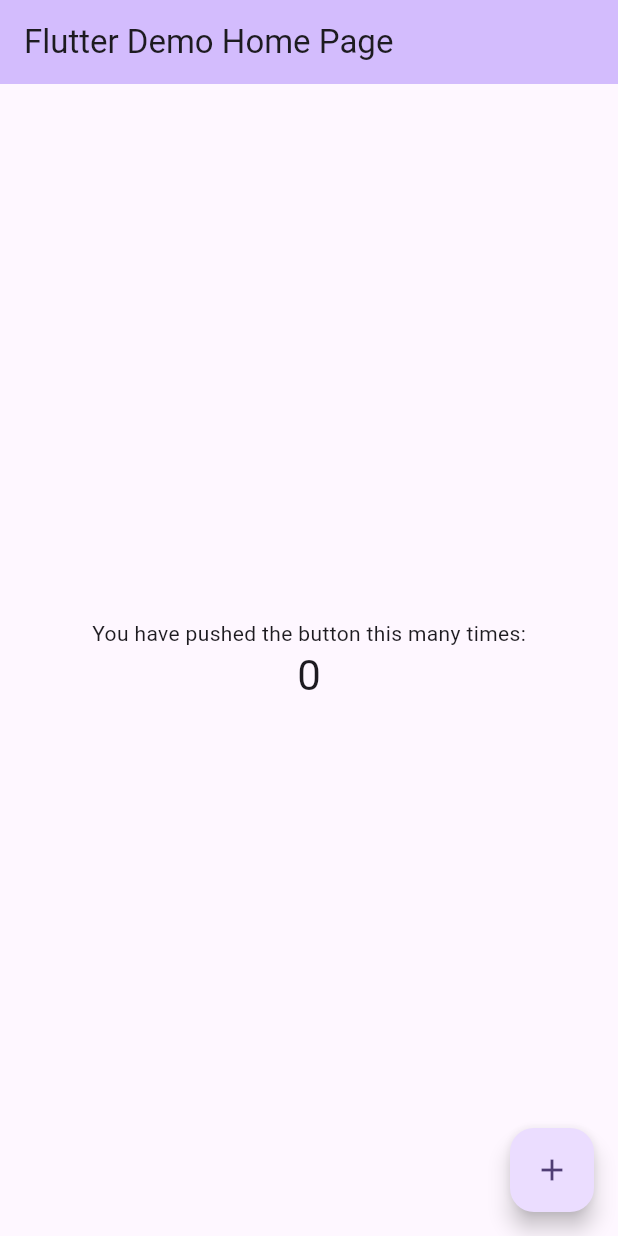
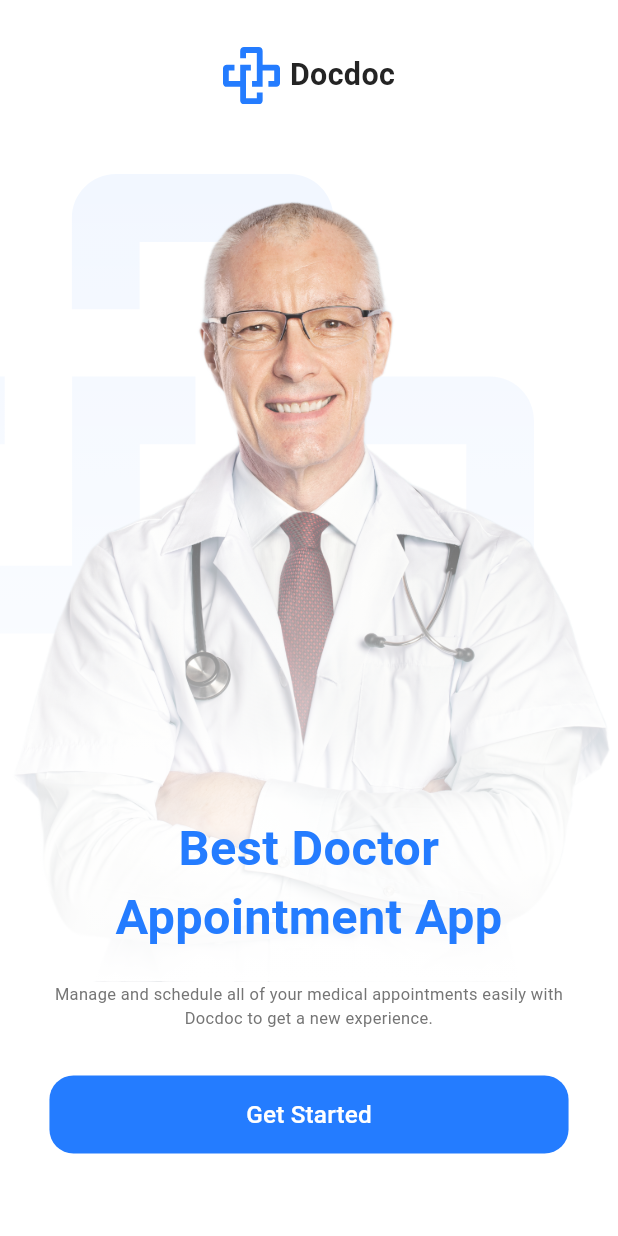
Before and after one commit to aymanshawqi360/login_page, a Flutter app: the screen it shows after launch, on a phone screen of 412 x 824 dp. Run offline on Flutter 3.47's test engine with Material 3 defaults, Android fonts, the phone set to English and light mode, and no system bars; our stand-ins replace flutter_screenutil, flutter_svg.

Commit message:
- add a file logo_and_name in folder onboarding . - add a file  doctor_image_text in folder onboarding. - add a file button_and_text in folder onboarding. - add  onboarding_screen. - add empty login_screen. - add a file colors & routes &app_router & in folder theming. - add a file extensions in folder helpers. - add svgs & images for assets. - add doc_app.

```diff
--- /dev/null
+++ b/lib/core/helpers/extensions.dart
@@ -0,0 +1,28 @@
+import 'package:flutter/widgets.dart';
+
+extension Navigation on BuildContext {
+  Future<dynamic> pushNamed(String routeName, {Object? arguments}) {
+    return Navigator.of(this).pushNamed(routeName, arguments: arguments);
+  }
+
+  Future<dynamic> pushReplacementNamed(String routeName, {Object? arguments}) {
+    return Navigator.of(this)
+        .pushReplacementNamed(routeName, arguments: arguments);
+  }
+
+  Future<dynamic> pushNamedAndRemoveUntil(String routeName,
+      {Object? arguments, required RoutePredicate predicate}) {
+    return Navigator.of(this)
+        .pushNamedAndRemoveUntil(routeName, predicate, arguments: arguments);
+  }
+
+  void pop() => Navigator.of(this).pop();
+}
+
+extension StringExtension on String? {
+  bool isNullOrEmpty() => this == null || this == "";
+}
+
+extension ListExtension<T> on List<T>? {
+  bool isNullOrEmpty() => this == null || this!.isEmpty;
+}
--- /dev/null
+++ b/lib/core/routing/app_router.dart
@@ -0,0 +1,17 @@
+import 'package:flutter/material.dart';
+import 'package:login_app/core/routing/routes.dart';
+import 'package:login_app/features/login/login_screen.dart';
+import 'package:login_app/features/onboarding/onboarding_screen.dart';
+
+class AppRouter {
+  Route? generateRoute(RouteSettings settings) {
+    switch (settings.name) {
+      case Routes.onboarding:
+        return MaterialPageRoute(builder: (_) => const OnboardingScreen());
+      case Routes.loginScreen:
+        return MaterialPageRoute(builder: (_) => const LoginScreen());
+
+      default:
+    }
+  }
+}
--- /dev/null
+++ b/lib/core/routing/routes.dart
@@ -0,0 +1,4 @@
+class Routes {
+  static const String onboarding = "/onboarding";
+  static const String loginScreen = "/loginScreen";
+}
--- /dev/null
+++ b/lib/core/theming/colors.dart
@@ -0,0 +1,8 @@
+import 'package:flutter/material.dart';
+
+class ColorManager {
+  static const Color darkGray = Color(0xff242424);
+  static const Color bule = Color(0xff247CFF);
+  static const Color white = Color(0xFFFFFF);
+  static const Color grey = Color(0xff757575);
+}
--- /dev/null
+++ b/lib/core/theming/font_weight_helper.dart
@@ -0,0 +1,12 @@
+import 'package:flutter/material.dart';
+
+class FontWeightHelper {
+  static const FontWeight thin = FontWeight.w100;
+  static const FontWeight extraLight = FontWeight.w200;
+  static const FontWeight light = FontWeight.w300;
+  static const FontWeight regular = FontWeight.w400;
+  static const FontWeight medium = FontWeight.w500;
+  static const FontWeight semiBold = FontWeight.w600;
+  static const FontWeight bold = FontWeight.w700;
+  static const FontWeight extraBold = FontWeight.w800;
+}
--- /dev/null
+++ b/lib/core/theming/styles.dart
@@ -0,0 +1,26 @@
+import 'package:flutter/material.dart';
+import 'package:flutter_screenutil/flutter_screenutil.dart';
+import 'package:login_app/core/theming/colors.dart';
+import 'package:login_app/core/theming/font_weight_helper.dart';
+
+class TextStyles {
+  static TextStyle font24Black = TextStyle(
+    color: ColorManager.darkGray,
+    fontSize: 20.sp,
+    fontWeight: FontWeightHelper.bold,
+  );
+
+  static TextStyle font32Bold = TextStyle(
+      color: ColorManager.bule,
+      fontSize: 32.sp,
+      fontWeight: FontWeightHelper.bold);
+
+  static TextStyle font16WhiteMedium = TextStyle(
+      color: Colors.white,
+      fontSize: 16.sp,
+      fontWeight: FontWeightHelper.medium);
+  static TextStyle font13GreyRegular = TextStyle(
+      color: ColorManager.grey,
+      fontSize: 10.8.sp,
+      fontWeight: FontWeightHelper.regular);
+}
--- /dev/null
+++ b/lib/doc_app.dart
@@ -0,0 +1,30 @@
+// ignore_for_file: public_member_api_docs, sort_constructors_first
+import 'package:flutter/material.dart';
+import 'package:flutter_screenutil/flutter_screenutil.dart';
+
+import 'package:login_app/core/routing/app_router.dart';
+import 'package:login_app/core/routing/routes.dart';
+
+class DocApp extends StatelessWidget {
+  final AppRouter appRouter;
+  const DocApp({
+    Key? key,
+    required this.appRouter,
+  }) : super(key: key);
+
+  @override
+  Widget build(BuildContext context) {
+    return ScreenUtilInit(
+      designSize: const Size(375, 812),
+      minTextAdapt: true,
+      builder: (context, child) {
+        return MaterialApp(
+          theme: ThemeData(scaffoldBackgroundColor: Colors.white),
+          debugShowCheckedModeBanner: false,
+          initialRoute: Routes.onboarding,
+          onGenerateRoute: appRouter.generateRoute,
+        );
+      },
+    );
+  }
+}
--- /dev/null
+++ b/lib/features/login/login_screen.dart
@@ -0,0 +1,17 @@
+import 'package:flutter/material.dart';
+
+class LoginScreen extends StatelessWidget {
+  const LoginScreen({super.key});
+
+  @override
+  Widget build(BuildContext context) {
+    return Scaffold(
+      appBar: AppBar(
+        backgroundColor: Colors.blue,
+      ),
+      body: Column(
+        children: [Center(child: Text("data"))],
+      ),
+    );
+  }
+}
--- /dev/null
+++ b/lib/features/onboarding/onboarding_screen.dart
@@ -0,0 +1,50 @@
+import 'package:flutter/material.dart';
+import 'package:flutter_screenutil/flutter_screenutil.dart';
+import 'package:login_app/features/onboarding/widgets/doctor_image_text.dart';
+import 'package:login_app/features/onboarding/widgets/logo_and_name.dart';
+
+import '../../core/theming/styles.dart';
+import 'widgets/button_and_text.dart';
+
+class OnboardingScreen extends StatelessWidget {
+  const OnboardingScreen({super.key});
+
+  @override
+  Widget build(BuildContext context) {
+    return Scaffold(
+      // backgroundColor: Colors.white,
+      body: SafeArea(
+          child: SingleChildScrollView(
+        child: Padding(
+          padding: EdgeInsets.only(top: 30.h, bottom: 30.h),
+          child: Column(
+            children: [
+              const LogoAndName(),
+              SizedBox(
+                height: 45.h,
+              ),
+              const DoctorImageText(),
+              Padding(
+                  padding: EdgeInsets.symmetric(
+                    horizontal: 30.w,
+                  ),
+                  child: Column(
+                    children: [
+                      Text(
+                        'Manage and schedule all of your medical appointments easily with Docdoc to get a new experience.',
+                        style: TextStyles.font13GreyRegular,
+                        textAlign: TextAlign.center,
+                      ),
+                      SizedBox(
+                        height: 30.h,
+                      ),
+                      const ButtonAndText()
+                    ],
+                  )),
+            ],
+          ),
+        ),
+      )),
+    );
+  }
+}
--- /dev/null
+++ b/lib/features/onboarding/widgets/button_and_text.dart
@@ -0,0 +1,32 @@
+import 'package:flutter/material.dart';
+import 'package:login_app/core/helpers/extensions.dart';
+import 'package:login_app/core/theming/colors.dart';
+import 'package:login_app/core/theming/styles.dart';
+
+import '../../../core/routing/routes.dart';
+
+class ButtonAndText extends StatelessWidget {
+  const ButtonAndText({super.key});
+
+  @override
+  Widget build(BuildContext context) {
+    return TextButton(
+      onPressed: () {
+        context.pushNamed(Routes.loginScreen);
+      },
+      style: ButtonStyle(
+        backgroundColor: const WidgetStatePropertyAll(ColorManager.bule),
+        tapTargetSize: MaterialTapTargetSize.shrinkWrap,
+        minimumSize: WidgetStateProperty.all(
+          const Size(double.infinity, 52),
+        ),
+        shape: WidgetStateProperty.all(
+          RoundedRectangleBorder(
+            borderRadius: BorderRadius.circular(16),
+          ),
+        ),
+      ),
+      child: Text('Get Started', style: TextStyles.font16WhiteMedium),
+    );
+  }
+}
--- /dev/null
+++ b/lib/features/onboarding/widgets/doctor_image_text.dart
@@ -0,0 +1,32 @@
+import 'package:flutter/material.dart';
+import 'package:flutter_svg/svg.dart';
+import 'package:login_app/core/theming/styles.dart';
+
+class DoctorImageText extends StatelessWidget {
+  const DoctorImageText({super.key});
+
+  @override
+  Widget build(BuildContext context) {
+    return Stack(
+      children: [
+        SvgPicture.asset("assets/svgs/docdoc_logo_low_opacity.svg"),
+        Container(
+          foregroundDecoration: BoxDecoration(
+              gradient: LinearGradient(
+                  colors: [Colors.white, Colors.white.withOpacity(0)],
+                  begin: Alignment.bottomCenter,
+                  end: Alignment.topCenter)),
+          child: Image.asset("assets/images/onboarding_doctor.png"),
+        ),
+        Positioned(
+            bottom: 20,
+            left: 0,
+            right: 0,
+            child: Text(
+                textAlign: TextAlign.center,
+                "Best Doctor\nAppointment App",
+                style: TextStyles.font32Bold))
+      ],
+    );
+  }
+}
--- /dev/null
+++ b/lib/features/onboarding/widgets/logo_and_name.dart
@@ -0,0 +1,22 @@
+import 'package:flutter/material.dart';
+import 'package:flutter_screenutil/flutter_screenutil.dart';
+import 'package:flutter_svg/svg.dart';
+import 'package:login_app/core/theming/styles.dart';
+
+class LogoAndName extends StatelessWidget {
+  const LogoAndName({super.key});
+
+  @override
+  Widget build(BuildContext context) {
+    return Row(
+      mainAxisAlignment: MainAxisAlignment.center,
+      children: [
+        SvgPicture.asset("assets/svgs/doc-logo.svg"),
+        SizedBox(
+          width: 5.w,
+        ),
+        Text("Docdoc", style: TextStyles.font24Black)
+      ],
+    );
+  }
+}
--- a/lib/main.dart
+++ b/lib/main.dart
@@ -1,125 +1,7 @@
 import 'package:flutter/material.dart';
+import 'package:login_app/core/routing/app_router.dart';
+import 'package:login_app/doc_app.dart';
 
 void main() {
-  runApp(const MyApp());
+  runApp(DocApp(appRouter: AppRouter()));
 }
-
-class MyApp extends StatelessWidget {
-  const MyApp({super.key});
-
-  // This widget is the root of your application.
-  @override
-  Widget build(BuildContext context) {
-    return MaterialApp(
-      title: 'Flutter Demo',
-      theme: ThemeData(
-        // This is the theme of your application.
-        //
-        // TRY THIS: Try running your application with "flutter run". You'll see
-        // the application has a purple toolbar. Then, without quitting the app,
-        // try changing the seedColor in the colorScheme below to Colors.green
-        // and then invoke "hot reload" (save your changes or press the "hot
-        // reload" button in a Flutter-supported IDE, or press "r" if you used
-        // the command line to start the app).
-        //
-        // Notice that the counter didn't reset back to zero; the application
-        // state is not lost during the reload. To reset the state, use hot
-        // restart instead.
-        //
-        // This works for code too, not just values: Most code changes can be
-        // tested with just a hot reload.
-        colorScheme: ColorScheme.fromSeed(seedColor: Colors.deepPurple),
-        useMaterial3: true,
-      ),
-      home: const MyHomePage(title: 'Flutter Demo Home Page'),
-    );
-  }
-}
-
-class MyHomePage extends StatefulWidget {
-  const MyHomePage({super.key, required this.title});
-
-  // This widget is the home page of your application. It is stateful, meaning
-  // that it has a State object (defined below) that contains fields that affect
-  // how it looks.
-
-  // This class is the configuration for the state. It holds the values (in this
-  // case the title) provided by the parent (in this case the App widget) and
-  // used by the build method of the State. Fields in a Widget subclass are
-  // always marked "final".
-
-  final String title;
-
-  @override
-  State<MyHomePage> createState() => _MyHomePageState();
-}
-
-class _MyHomePageState extends State<MyHomePage> {
-  int _counter = 0;
-
-  void _incrementCounter() {
-    setState(() {
-      // This call to setState tells the Flutter framework that something has
-      // changed in this State, which causes it to rerun the build method below
-      // so that the display can reflect the updated values. If we changed
-      // _counter without calling setState(), then the build method would not be
-      // called again, and so nothing would appear to happen.
-      _counter++;
-    });
-  }
-
-  @override
-  Widget build(BuildContext context) {
-    // This method is rerun every time setState is called, for instance as done
-    // by the _incrementCounter method above.
-    //
-    // The Flutter framework has been optimized to make rerunning build methods
-    // fast, so that you can just rebuild anything that needs updating rather
-    // than having to individually change instances of widgets.
-    return Scaffold(
-      appBar: AppBar(
-        // TRY THIS: Try changing the color here to a specific color (to
-        // Colors.amber, perhaps?) and trigger a hot reload to see the AppBar
-        // change color while the other colors stay the same.
-        backgroundColor: Theme.of(context).colorScheme.inversePrimary,
-        // Here we take the value from the MyHomePage object that was created by
-        // the App.build method, and use it to set our appbar title.
-        title: Text(widget.title),
-      ),
-      body: Center(
-        // Center is a layout widget. It takes a single child and positions it
-        // in the middle of the parent.
-        child: Column(
-          // Column is also a layout widget. It takes a list of children and
-          // arranges them vertically. By default, it sizes itself to fit its
-          // children horizontally, and tries to be as tall as its parent.
-          //
-          // Column has various properties to control how it sizes itself and
-          // how it positions its children. Here we use mainAxisAlignment to
-          // center the children vertically; the main axis here is the vertical
-          // axis because Columns are vertical (the cross axis would be
-          // horizontal).
-          //
-          // TRY THIS: Invoke "debug painting" (choose the "Toggle Debug Paint"
-          // action in the IDE, or press "p" in the console), to see the
-          // wireframe for each widget.
-          mainAxisAlignment: MainAxisAlignment.center,
-          children: <Widget>[
-            const Text(
-              'You have pushed the button this many times:',
-            ),
-            Text(
-              '$_counter',
-              style: Theme.of(context).textTheme.headlineMedium,
-            ),
-          ],
-        ),
-      ),
-      floatingActionButton: FloatingActionButton(
-        onPressed: _incrementCounter,
-        tooltip: 'Increment',
-        child: const Icon(Icons.add),
-      ), // This trailing comma makes auto-formatting nicer for build methods.
-    );
-  }
-}
```
Also changed, not shown: pubspec.yaml (+7 -3 lines), assets/images/onboarding_doctor.png (added), assets/svgs/Group.svg (added), assets/svgs/doc-logo.svg (added), assets/svgs/docdoc_logo_low_opacity.svg (added), pubspec.lock, 1 other file.
